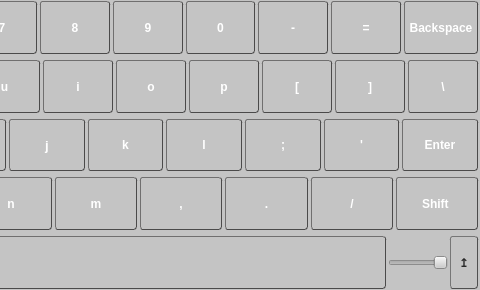
Qt form src/QVirtualKeyboard.ui (swifteen/Qin) before a commit; both pictures show x 544 to 1024 and y 0 to 290 of the 1024 by 290 pixel window.
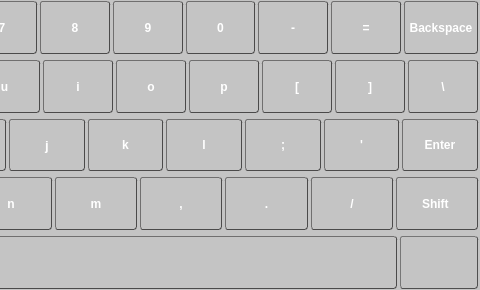
The same form after that commit. Icons and pictures are not drawn.

Commit message:
feat:add close keyboard UI button
在虚拟键盘布局中增加虚拟键盘关闭按钮

```diff
--- a/src/QVirtualKeyboard.ui
+++ b/src/QVirtualKeyboard.ui
@@ -1738,29 +1738,7 @@
         </widget>
        </item>
        <item>
-        <widget class="QSlider" name="opacitySlide">
-         <property name="sizePolicy">
-          <sizepolicy hsizetype="Minimum" vsizetype="Fixed">
-           <horstretch>0</horstretch>
-           <verstretch>0</verstretch>
-          </sizepolicy>
-         </property>
-         <property name="maximumSize">
-          <size>
-           <width>60</width>
-           <height>16777215</height>
-          </size>
-         </property>
-         <property name="orientation">
-          <enum>Qt::Horizontal</enum>
-         </property>
-         <property name="invertedAppearance">
-          <bool>true</bool>
-         </property>
-        </widget>
-       </item>
-       <item>
-        <widget class="QPushButton" name="btnLoc">
+        <widget class="QPushButton" name="btnHide">
          <property name="sizePolicy">
           <sizepolicy hsizetype="Minimum" vsizetype="Minimum">
            <horstretch>0</horstretch>
@@ -1769,12 +1747,22 @@
          </property>
          <property name="minimumSize">
           <size>
-           <width>30</width>
-           <height>20</height>
+           <width>80</width>
+           <height>50</height>
           </size>
          </property>
          <property name="text">
-          <string>↥</string>
+          <string/>
+         </property>
+         <property name="icon">
+          <iconset resource="qin.qrc">
+           <normaloff>:/data/hidekeyboard.png</normaloff>:/data/hidekeyboard.png</iconset>
+         </property>
+         <property name="iconSize">
+          <size>
+           <width>45</width>
+           <height>45</height>
+          </size>
          </property>
         </widget>
        </item>
```
Left out of the diff: 4 changed lines with no effect on the pictures. The commit also changes 5 other files.
